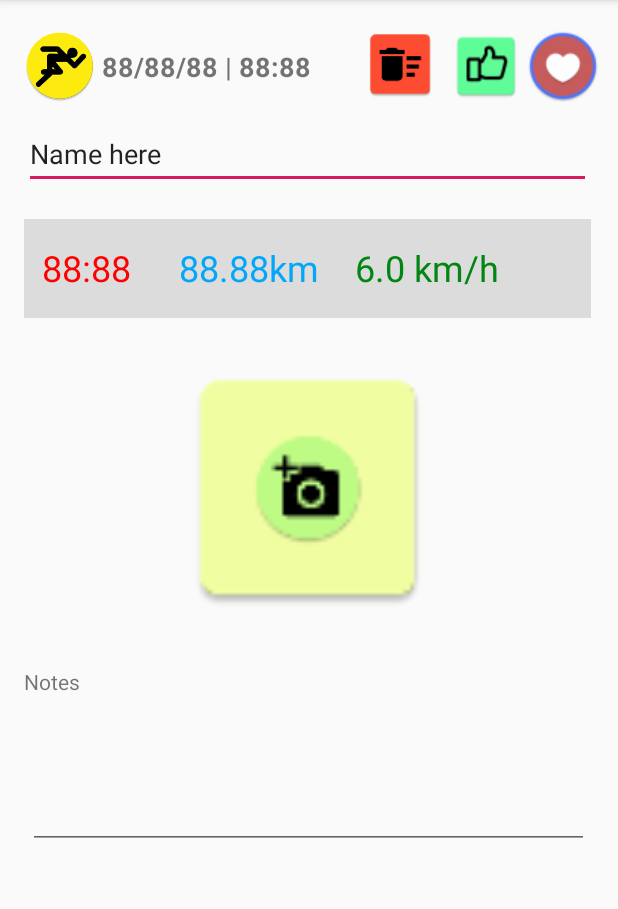
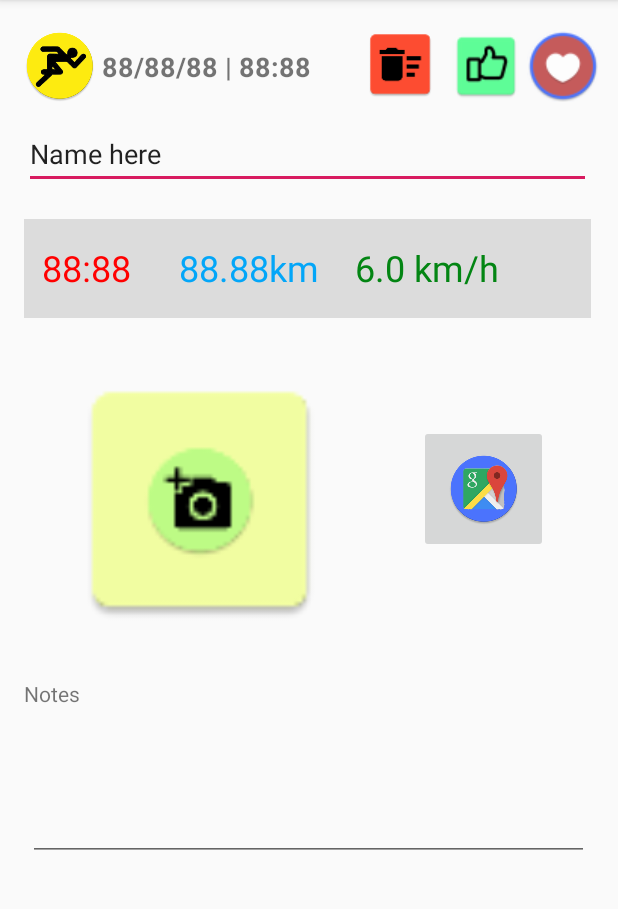
Before and after one commit to alexmelissas/Alex_Melissas_MDP_CW4, an Android app: the SingleWorkout screen opened directly, with no data from a screen before it, on a phone screen of 412 x 824 dp, the part 84-993 px from its top. Run offline under Robolectric (Android 15) with nearby library versions, the light colour scheme and no system bars; 2 statements that could not run were skipped.

Commit message:
half baked map

```diff
--- a/app/src/main/java/com/example/alex_melissas_mdp_cw4/MyLocationReceiver.java
+++ b/app/src/main/java/com/example/alex_melissas_mdp_cw4/MyLocationReceiver.java
@@ -10,11 +10,15 @@ import android.util.Log;
 public class MyLocationReceiver extends BroadcastReceiver {
 
     @Override
-    // Send the new Location to the LocationTracker class, to measure stats
+    //Handle receiving new location from LocationListener
     public void onReceive(Context context, Intent intent) {
         Bundle data = intent.getExtras();
         Location location = (Location) data.getParcelable("location");
+
+        //Send it to LocationTracker (Singleton) for measuring stats
         MyLocationTracker.requestLocationTracker().updateLocation(location);
+
+        //Send it to MapActivity for showing live current location?
     }
 
 }
--- a/app/src/main/java/com/example/alex_melissas_mdp_cw4/MyLocationTracker.java
+++ b/app/src/main/java/com/example/alex_melissas_mdp_cw4/MyLocationTracker.java
@@ -53,7 +53,7 @@ public class MyLocationTracker {
 
     //Standard getters
     public Location getLocation(){return currentLocation;};
-    public double[] getLocationCoords(){ return new double[]{currentLocation.getLongitude(),currentLocation.getLatitude()}; }
+    public double[] getCurrentCoords(){ return new double[]{currentLocation.getLatitude(),currentLocation.getLongitude()}; }
     public float getDistance(){ return currentDistance/1000;}
     public float getDuration(){ return currentDuration/1000;}
 
--- a/app/src/main/java/com/example/alex_melissas_mdp_cw4/WorkoutsContract.java
+++ b/app/src/main/java/com/example/alex_melissas_mdp_cw4/WorkoutsContract.java
@@ -11,6 +11,7 @@ public class WorkoutsContract {
     public static final Uri WORKOUTSWITHLOCATIONS = Uri.parse("content://"+AUTHORITY+"/workoutswithlocations");
     public static final Uri RECENTS = Uri.parse("content://"+AUTHORITY+"/recents");
     public static final Uri GETCURRRENTWEEK = Uri.parse("content://"+AUTHORITY+"/getcurrentweek");
+    public static final Uri LOCATIONSOFWORKOUT = Uri.parse("content://"+AUTHORITY+"/locationsofworkout");
 
     public static final String _ID = "_id";
     public static final String TYPE = "type"; // 0=Walk, 1=Jog, 2=Run
--- a/app/src/main/res/layout/activity_maps.xml
+++ b/app/src/main/res/layout/activity_maps.xml
@@ -25,7 +25,7 @@
         android:layout_marginEnd="63dp"
         android:layout_marginRight="63dp"
         android:layout_marginBottom="36dp"
-        android:onClick="onClickTest"
+        android:onClick="onClickReturn"
         android:text="STOP"
         app:layout_constraintBottom_toBottomOf="parent"
         app:layout_constraintEnd_toEndOf="parent"
--- a/app/src/main/res/layout/activity_single_workout.xml
+++ b/app/src/main/res/layout/activity_single_workout.xml
@@ -10,15 +10,15 @@
         android:id="@+id/imagePickButton"
         android:layout_width="180dp"
         android:layout_height="180dp"
-        android:layout_marginTop="24dp"
-        android:layout_marginEnd="116dp"
-        android:layout_marginRight="116dp"
+        android:layout_marginStart="44dp"
+        android:layout_marginLeft="44dp"
+        android:layout_marginTop="32dp"
         android:adjustViewBounds="false"
         android:clickable="true"
         android:cropToPadding="false"
         android:onClick="onClickPickImage"
         android:scaleType="centerCrop"
-        app:layout_constraintEnd_toEndOf="parent"
+        app:layout_constraintStart_toStartOf="parent"
         app:layout_constraintTop_toBottomOf="@+id/imageView2"
         app:srcCompat="@mipmap/add_photo_big_square" />
 
@@ -176,5 +176,17 @@
         app:layout_constraintStart_toEndOf="@+id/durationText"
         app:layout_constraintTop_toBottomOf="@+id/nameText" />
 
+    <ImageButton
+        android:id="@+id/mapButton"
+        android:layout_width="86dp"
+        android:layout_height="85dp"
+        android:layout_marginStart="55dp"
+        android:layout_marginLeft="55dp"
+        android:layout_marginTop="71dp"
+        android:onClick="onClickMap"
+        app:layout_constraintStart_toEndOf="@+id/imagePickButton"
+        app:layout_constraintTop_toBottomOf="@+id/imageView2"
+        app:srcCompat="@mipmap/map_icon" />
+
 
 </androidx.constraintlayout.widget.ConstraintLayout>
```
Also changed, not shown: app/src/main/java/com/example/alex_melissas_mdp_cw4/MainActivity.java (+11 -13 lines), app/src/main/java/com/example/alex_melissas_mdp_cw4/MapsActivity.java (+69 -10 lines), app/src/main/java/com/example/alex_melissas_mdp_cw4/MyLocationService.java (+10 -14 lines), app/src/main/java/com/example/alex_melissas_mdp_cw4/SingleWorkout.java (+62 -20 lines), app/src/main/java/com/example/alex_melissas_mdp_cw4/WorkoutsProvider.java (+7 -1 lines).
